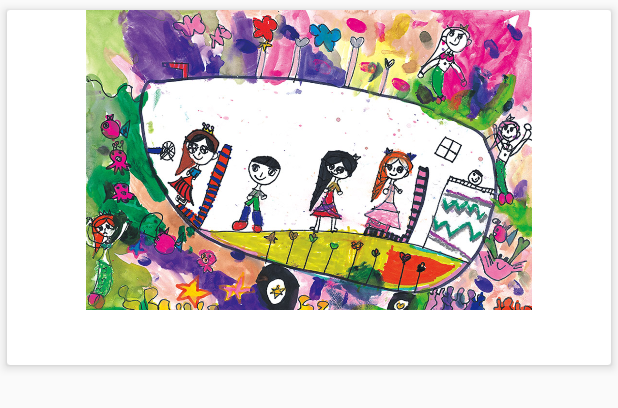
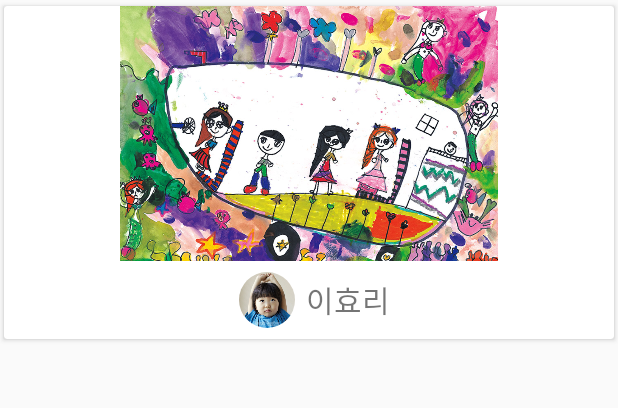
Before and after one commit to Leejoohyeong1/CommunicationClass, an Android app: the layout gallerylistitem.xml on its own in the app's theme, with its tools: preview values and no code run, on a phone screen of 412 x 824 dp. Shown: the top 408 px of the screen. Run offline under Robolectric (Android 15) with nearby library versions, the phone set to English and light mode, and no system bars.

Commit message:
요구 조건에 맞게 레이어아웃 수정

```diff
--- a/app/src/main/res/layout/gallerylistitem.xml
+++ b/app/src/main/res/layout/gallerylistitem.xml
@@ -1,11 +1,10 @@
 <?xml version="1.0" encoding="utf-8"?>
 <androidx.cardview.widget.CardView xmlns:android="http://schemas.android.com/apk/res/android"
     android:layout_width="match_parent"
-    android:layout_height="250dp"
+    android:layout_height="230dp"
     xmlns:app="http://schemas.android.com/apk/res-auto"
     app:cardUseCompatPadding="true"
-    app:cardElevation="4dp"
-    app:cardCornerRadius="2dp">
+    >
 
         <androidx.constraintlayout.widget.ConstraintLayout
             android:layout_width="match_parent"
@@ -15,17 +14,66 @@
 
                 <ImageView
                     android:layout_width="0dp"
-                    android:layout_height="200dp"
+                    android:layout_height="170dp"
                     android:id="@+id/item_preview"
-                    android:layout_weight="1"
                     android:adjustViewBounds="true"
                     android:transitionName="imgAlbumArt"
+                    android:src="@drawable/item_preview"
+                    android:contentDescription="프리뷰"
                     app:layout_constraintTop_toTopOf="parent"
-                    android:contentDescription="프리뷰"
-                    android:src="@drawable/item_preview"
+                    app:layout_constraintBottom_toTopOf="@+id/card_profile_image"
                     app:layout_constraintLeft_toLeftOf="parent"
                     app:layout_constraintRight_toRightOf="parent"
                     />
+<!--                <TextView-->
+<!--                    android:id="@+id/card_profile_name"-->
+<!--                    android:layout_width="wrap_content"-->
+<!--                    android:layout_height="0dp"-->
+
+<!--                    android:gravity="center_vertical"-->
+<!--                    android:text="이효리"-->
+<!--                    android:textSize="20dp"-->
+
+<!--                    app:layout_constraint="@id/item_preview"-->
+<!--                    app:layout_constraintTop_toBottomOf="@+id/item_preview"-->
+<!--                    app:layout_constraintBottom_toBottomOf="parent"-->
+<!--                    app:layout_constraintEnd_toEndOf="parent"-->
+<!--                    app:layout_constraintRight_toRightOf="parent"-->
+<!--                    app:layout_constraintLeft_toRightOf="@id/card_profile_image"-->
+<!--                    app:layout_constraintHorizontal_chainStyle="packed"-->
+
+<!--                    />-->
+
+                <de.hdodenhof.circleimageview.CircleImageView
+                    xmlns:app="http://schemas.android.com/apk/res-auto"
+                    android:id="@+id/card_profile_image"
+                    android:layout_width="0dp"
+                    android:layout_height="0dp"
+                    android:src="@drawable/chil_image"
+                    android:layout_margin="7dp"
+                    android:layout_marginEnd="20dp"
+                    app:civ_border_color="#FFFFFF"
+                    app:layout_constraintDimensionRatio="1:1"
+                    app:layout_constraintTop_toBottomOf="@+id/item_preview"
+                    app:layout_constraintBottom_toBottomOf="parent"
+                    app:layout_constraintLeft_toLeftOf="parent"
+                    app:layout_constraintRight_toLeftOf="@+id/card_profile_name"
+                    app:layout_constraintHorizontal_chainStyle="packed"
+                    />
+
+                <TextView
+                    android:layout_width="wrap_content"
+                    android:layout_height="0dp"
+                    android:id="@+id/card_profile_name"
+                    android:text="이효리"
+                    android:textSize="20sp"
+                    android:gravity="center"
+                    app:layout_constraintTop_toBottomOf="@+id/item_preview"
+                    app:layout_constraintBottom_toBottomOf="parent"
+                    app:layout_constraintLeft_toRightOf="@id/card_profile_image"
+                    app:layout_constraintRight_toRightOf="parent"
+
+                />
 
 
 
```
Also changed, not shown: app/src/main/res/layout/activity_communication_detail.xml (+30 -34 lines).
